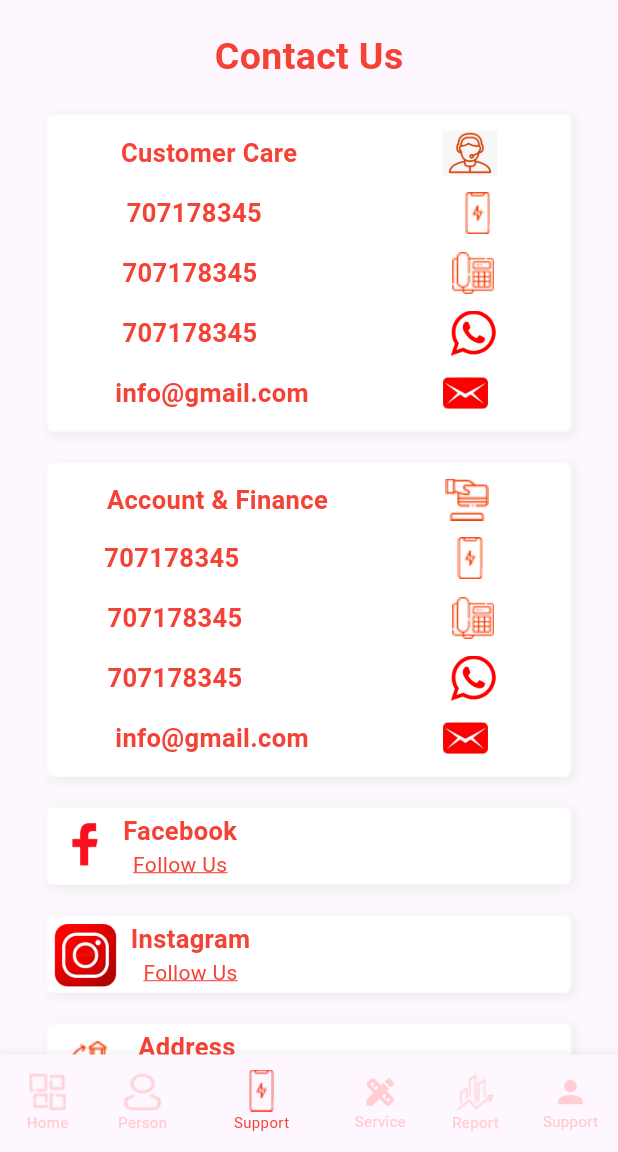
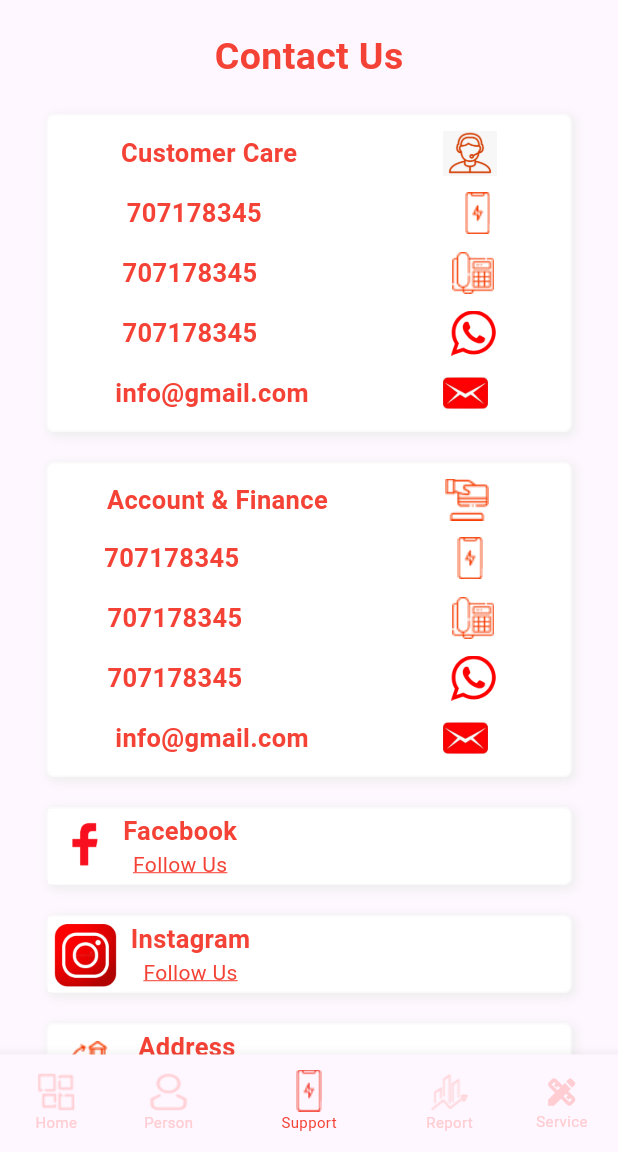
Before and after one commit to shubhamgitvns/LTSS, a Flutter app: the BottomCollectionBoy screen opened directly, item 3 of the bottom bar chosen, on a phone screen of 412 x 824 dp, the part 84-1236 px from its top. Run offline on Flutter 3.47's test engine with Material 3 defaults, Android fonts, the phone set to English and light mode, and no system bars; our stand-ins replace intl_phone_number_input, page_transition, pinput.

Commit message:
add new images

```diff
--- a/lib/ui_page/bottom_navigation.dart
+++ b/lib/ui_page/bottom_navigation.dart
@@ -52,7 +52,6 @@
         },
         items: <BottomNavigationBarItem>[
           BottomNavigationBarItem(
-            // backgroundColor: AppColors.buttoncolor,
             icon: Container(
               height: 60,
               width: 60,
@@ -105,6 +104,7 @@
             ),
             label: '',
           ),
+
           BottomNavigationBarItem(
             icon: Center(
               child: Column(
@@ -136,6 +136,31 @@
                 mainAxisAlignment: MainAxisAlignment.center,
                 crossAxisAlignment: CrossAxisAlignment.center,
                 children: [
+                  Image(
+                    image: const AssetImage(
+                        "images/report.png"),
+                    color: _selectedIndex == 3 ? Colors.red : Colors.red.shade100,
+
+                  ),
+                  Text(
+                    "Report",
+                    style: TextStyle(
+                      fontSize: 10,
+                      color: _selectedIndex == 3 ? Colors.red : Colors.red.shade100,
+                    ),
+                  ),
+                ],
+              ),
+            ),
+            label: '',
+          ),
+
+          BottomNavigationBarItem(
+            icon: Center(
+              child: Column(
+                mainAxisAlignment: MainAxisAlignment.center,
+                crossAxisAlignment: CrossAxisAlignment.center,
+                children: [
                   Icon(
                     Icons.design_services,
                     color: _selectedIndex == 3 ? Colors.red : Colors.red.shade100,
@@ -146,52 +171,6 @@
                     style: TextStyle(
                       fontSize: 10,
                       color: _selectedIndex == 3 ? Colors.red : Colors.red.shade100,
-                    ),
-                  ),
-                ],
-              ),
-            ),
-            label: '',
-          ),
-          BottomNavigationBarItem(
-            icon: Center(
-              child: Column(
-                mainAxisAlignment: MainAxisAlignment.center,
-                crossAxisAlignment: CrossAxisAlignment.center,
-                children: [
-                  Image(
-                    image: const AssetImage(
-                        "images/report.png"),
-                    color: _selectedIndex == 4 ? Colors.red : Colors.red.shade100,
-
-                  ),
-                  Text(
-                    "Report",
-                    style: TextStyle(
-                      fontSize: 10,
-                      color: _selectedIndex == 4 ? Colors.red : Colors.red.shade100,
-                    ),
-                  ),
-                ],
-              ),
-            ),
-            label: '',
-          ),
-          BottomNavigationBarItem(
-            icon: Center(
-              child: Column(
-                mainAxisAlignment: MainAxisAlignment.center,
-                crossAxisAlignment: CrossAxisAlignment.center,
-                children: [
-                  Icon(
-                    Icons.person,
-                    color: _selectedIndex == 5 ? Colors.red : Colors.red.shade100,
-                  ),
-                  Text(
-                    "Support",
-                    style: TextStyle(
-                      fontSize: 10,
-                      color: _selectedIndex == 5 ? Colors.red : Colors.red.shade100,
                     ),
                   ),
                 ],
--- a/lib/user_page/profile_page.dart
+++ b/lib/user_page/profile_page.dart
@@ -581,7 +581,7 @@
                             style: TextStyle(color: Colors.red, fontSize: 15),
                           ),
                           Padding(
-                            padding: EdgeInsets.only(right: 5),
+                            padding: const EdgeInsets.only(right: 5),
                             child: InkWell(
                               child: const Text(
                                 ">",
--- a/lib/user_verification/fingerprin_page.dart
+++ b/lib/user_verification/fingerprin_page.dart
@@ -84,7 +84,7 @@
                           const SizedBox(
                             height: 20,
                           ),
-                          Image.network("https://media.istockphoto.com/id/1145032425/video/fingerprint-scan-icon-animation.jpg?s=640x640&k=20&c=cUPwdPxL1z_Q_uEStCLOy1QxNBIWtiR6oNXf-WUbg44="),
+                        const Image(image: AssetImage("images/fprint.png")),
                           const Row(
                             mainAxisAlignment: MainAxisAlignment.center,
                             children: [
--- a/pubspec.yaml
+++ b/pubspec.yaml
@@ -103,6 +103,8 @@
     - images/lock.png
     - images/key.png
     - images/faqs.png
+    - images/fprint.png
+    - images/mobile.png
 
   # To add assets to your application, add an assets section, like this:
   # assets:
```
Also changed, not shown: lib/ui_page/home_page.dart (+4 -6 lines), images/fprint.png (added), images/mobile.png (added).
